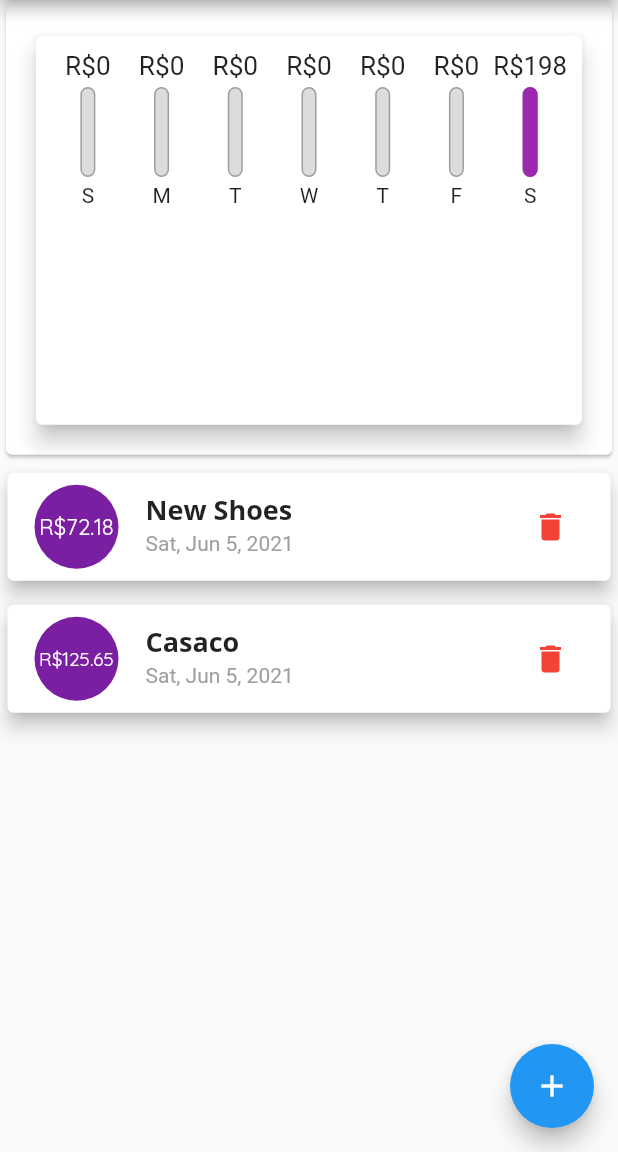
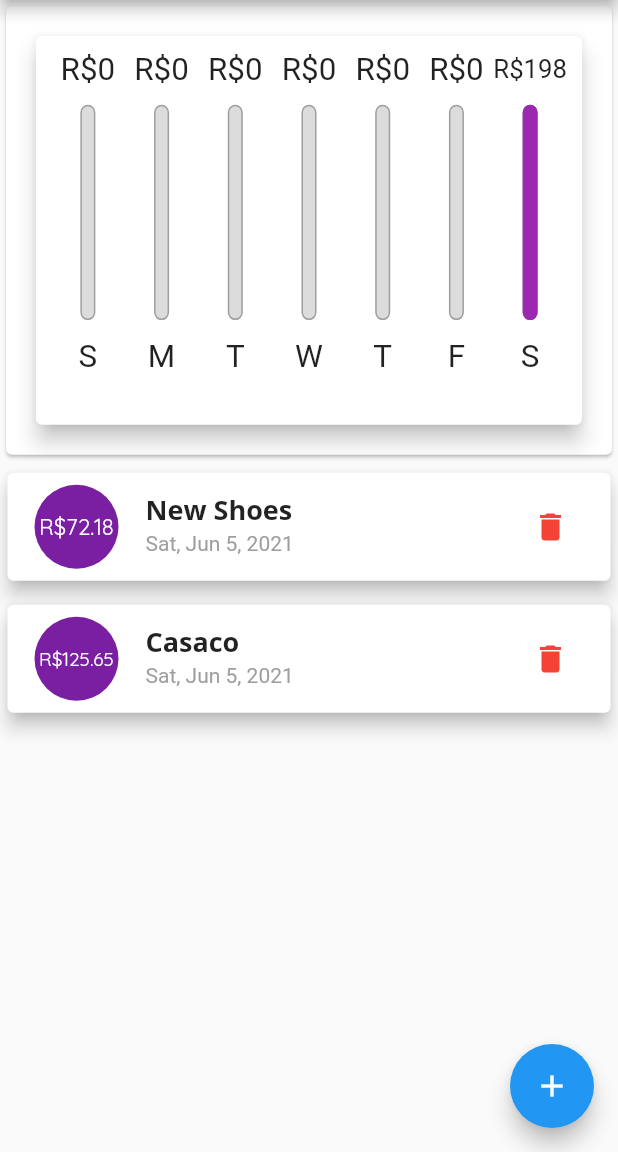
Before and after one commit to khalilpan/flutter-expense_planner, a Flutter app: the screen it shows after launch, on a phone screen of 412 x 824 dp, the part 84-1236 px from its top. Run offline on Flutter 3.47's test engine with Material 2 defaults, Android fonts, the phone set to English and light mode, and no system bars.

Commit message:
Adjusting dynamically the size of chart bar

```diff
--- a/lib/widgets/chart_bar.dart
+++ b/lib/widgets/chart_bar.dart
@@ -10,19 +10,21 @@ class ChartBar extends StatelessWidget {
 
   @override
   Widget build(BuildContext context) {
+    return LayoutBuilder(
+      builder: (BuildContext context, BoxConstraints constraints) {
         return Column(
           children: [
             Container(
-          height: 20,
+              height: constraints.maxHeight * 0.10,
               child: FittedBox(
                 child: Text('R\$${spendingAmount.toStringAsFixed(0)}'),
               ),
             ),
             SizedBox(
-          height: 4,
+              height: constraints.maxHeight * 0.05,
             ),
             Container(
-          height: 60,
+              height: constraints.maxHeight * 0.6,
               width: 10,
               child: Stack(
                 children: [
@@ -46,10 +48,17 @@ class ChartBar extends StatelessWidget {
               ),
             ),
             SizedBox(
-          height: 4,
+              height: constraints.maxHeight * 0.05,
             ),
-        Text(weekDay),
+            Container(
+              height: constraints.maxHeight * 0.10,
+              child: FittedBox(
+                child: Text(weekDay),
+              ),
+            ),
           ],
+        );
+      },
     );
   }
 }
```
Lines whose indentation alone changed are shown as unchanged.
